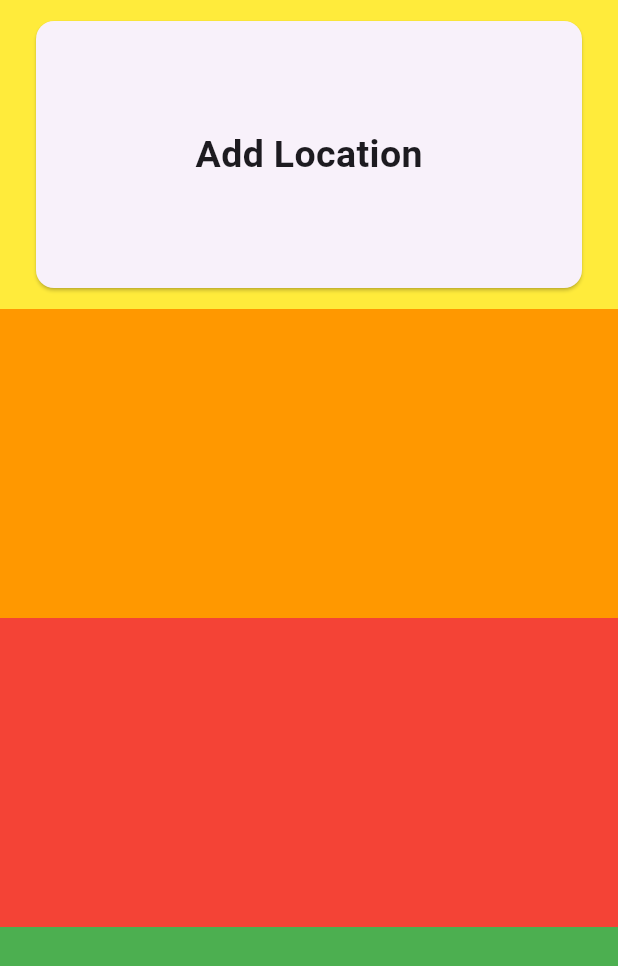
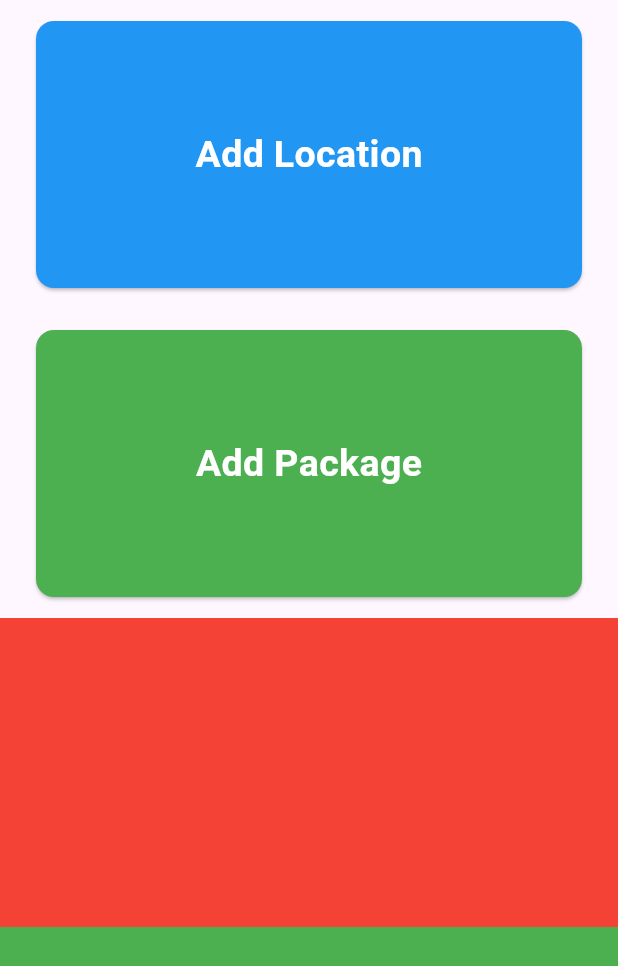
Before and after one commit to MuhammedShabeel001/travio_aadmin, a Flutter app: the AddLocationPage screen opened directly, on a phone screen of 412 x 824 dp. Shown: the top 966 px of the screen. Run offline on Flutter 3.47's test engine with Material 3 defaults, Android fonts, the phone set to English and light mode, and no system bars; our stand-ins replace awesome_bottom_bar, cloud_firestore, file_picker, firebase_auth, firebase_core, firebase_storage; accounts and stored records are empty.

Commit message:
location details

```diff
--- a/lib/core/common/widgets/navigationBar.dart
+++ b/lib/core/common/widgets/navigationBar.dart
@@ -12,6 +12,7 @@ class TNavBar extends StatefulWidget {
 
 class _TNavBarState extends State<TNavBar> {
   int currentIndex = 0;
+
 
   final List<Widget> _pages = [
     page1(),
--- a/lib/features/add/controller/place_provider.dart
+++ b/lib/features/add/controller/place_provider.dart
@@ -1,10 +1,16 @@
+import 'dart:developer';
 import 'dart:io';
 import 'package:cloud_firestore/cloud_firestore.dart';
+import 'package:firebase_auth/firebase_auth.dart';
 import 'package:firebase_storage/firebase_storage.dart';
 import 'package:file_picker/file_picker.dart';
 import 'package:flutter/material.dart';
+import 'package:travio_admin_/features/add/model/place_model.dart';
 
 class PlaceProvider with ChangeNotifier {
+  final FirebaseAuth _auth = FirebaseAuth.instance;
+  final FirebaseFirestore db = FirebaseFirestore.instance;
+
   final _nameController = TextEditingController();
   final _descriptionController = TextEditingController();
   final _activitiesController = TextEditingController();
@@ -15,6 +21,12 @@ class PlaceProvider with ChangeNotifier {
   TextEditingController get descriptionController => _descriptionController;
   TextEditingController get activitiesController => _activitiesController;
   List<File> get images => _images;
+
+  List<PlaceModel> _places = [];
+  List<PlaceModel> get places => _places;
+
+  PlaceModel? _place;
+  PlaceModel? get place => _place;
 
   Future<void> pickImages() async {
     FilePickerResult? result = await FilePicker.platform.pickFiles(
@@ -40,7 +52,10 @@ class PlaceProvider with ChangeNotifier {
   }
 
   Future<void> submitForm() async {
-    if (_nameController.text.isNotEmpty && _descriptionController.text.isNotEmpty && _activitiesController.text.isNotEmpty && _images.isNotEmpty) {
+    if (_nameController.text.isNotEmpty &&
+        _descriptionController.text.isNotEmpty &&
+        _activitiesController.text.isNotEmpty &&
+        _images.isNotEmpty) {
       await _uploadImages();
 
       DocumentReference docRef = FirebaseFirestore.instance.collection('places').doc();
@@ -54,6 +69,11 @@ class PlaceProvider with ChangeNotifier {
         'image_urls': _uploadedImagesUrls,
       });
 
+      // Fetch the new place and add it to the list
+      DocumentSnapshot locationDoc = await docRef.get();
+      PlaceModel newPlace = PlaceModel.fromMap(locationDoc.data() as Map<String, dynamic>);
+      _places.add(newPlace);
+
       _nameController.clear();
       _descriptionController.clear();
       _activitiesController.clear();
@@ -62,4 +82,16 @@ class PlaceProvider with ChangeNotifier {
       notifyListeners();
     }
   }
+
+  Future<void> fetchAllLocations() async {
+    try {
+      QuerySnapshot locationSnapshot = await db.collection('places').get();
+      _places = locationSnapshot.docs
+          .map((doc) => PlaceModel.fromMap(doc.data() as Map<String, dynamic>))
+          .toList();
+      notifyListeners();
+    } catch (e) {
+      log('Error fetching location data: $e');
+    }
+  }
 }
--- a/lib/features/add/view/locations/pages/add_location.dart
+++ b/lib/features/add/view/locations/pages/add_location.dart
@@ -1,6 +1,10 @@
+import 'dart:developer';
+
 import 'package:flutter/foundation.dart';
 import 'package:flutter/material.dart';
+import 'package:travio_admin_/features/add/view/locations/pages/location_detail.dart';
 import 'package:travio_admin_/features/add/view/locations/widgets/add_location_card.dart';
+import 'package:travio_admin_/features/add/view/trip_packages/pages/package_detail.dart';
 
 class AddLocationPage extends StatelessWidget {
   const AddLocationPage({super.key});
@@ -13,14 +17,38 @@ class AddLocationPage extends StatelessWidget {
           Expanded(
               flex: 1,
               child: Container(
-                padding: EdgeInsets.symmetric(vertical: 10,horizontal: 20),
-            color: Colors.yellow,
-            child: AddLocationCard(),
+                padding: EdgeInsets.symmetric(vertical: 10, horizontal: 20),
+                // color: Colors.yellow,
+                child: InkWell(
+                    onTap: () {
+                      log('add location tapped');
+                      Navigator.push(
+                        context,
+                        MaterialPageRoute(
+                            builder: (context) => LocationDetails()),
+                      );
+                    },
+                    child: AddItemCard(
+                      title: 'Add Location',
+                      color: Colors.blue,
+                    )),
               )),
           Expanded(
               flex: 1,
               child: Container(
-            color: Colors.orange,
+                // color: Colors.orange,
+                padding: EdgeInsets.symmetric(vertical: 10, horizontal: 20),
+                child: InkWell(
+                  onTap: () {
+                    log('add location tapped');
+                    Navigator.push(
+                      context,
+                      MaterialPageRoute(
+                          builder: (context) => PackageDetails()),
+                    );
+                  },
+                  child: AddItemCard(title: 'Add Package',color: Colors.green,),
+                ),
               )),
           Expanded(
               flex: 1,
--- a/lib/features/add/view/locations/widgets/add_location_card.dart
+++ b/lib/features/add/view/locations/widgets/add_location_card.dart
@@ -1,28 +1,22 @@
-import 'dart:developer';
+import 'package:flutter/material.dart';
 
-import 'package:flutter/foundation.dart';
-import 'package:flutter/material.dart';
-import 'package:travio_admin_/features/add/view/locations/pages/location_detail.dart';
-
-class AddLocationCard extends StatelessWidget {
-  const AddLocationCard({super.key});
+class AddItemCard extends StatelessWidget {
+  final String title;
+  final Color color;
+  const AddItemCard({
+    super.key,
+    required this.title, required this.color,
+  });
 
   @override
   Widget build(BuildContext context) {
-    return InkWell(
-      onTap: () {
-        log('add location tapped');
-        Navigator.push(
-          context,
-          MaterialPageRoute(builder: (context) => LocationDetails()),
-        );
-      },
-      child: Card(
-        child: Center(
-          child: Text(
-            'Add Location',
-            style: TextStyle(fontSize: 25, fontWeight: FontWeight.bold),
-          ),
+    return Card(
+      color: color,
+      child: Center(
+        child: Text(
+          title,
+          style: TextStyle(
+              fontSize: 25, fontWeight: FontWeight.bold, color: Colors.white),
         ),
       ),
     );
--- a/pubspec.yaml
+++ b/pubspec.yaml
@@ -6,6 +6,7 @@ environment:
   sdk: '>=3.4.3 <4.0.0'
 dependencies:
   awesome_bottom_bar: ^1.2.4
+  carousel_slider: ^4.2.1
   cloud_firestore: ^5.1.0
   cupertino_icons: ^1.0.6
   file_picker: ^8.0.6
```
Also changed, not shown: lib/features/add/model/place_model.dart (+26 -5 lines), lib/features/add/view/locations/pages/add_details_page.dart (+4 -3 lines), lib/features/add/view/locations/pages/location_detail.dart (+26 -8 lines), lib/features/add/view/locations/widgets/detail_card.dart (+36 -27 lines), lib/features/add/view/trip_packages/pages/package_detail.dart (added, +34 -0 lines), pubspec.lock. Lines whose indentation alone changed are shown as unchanged.
